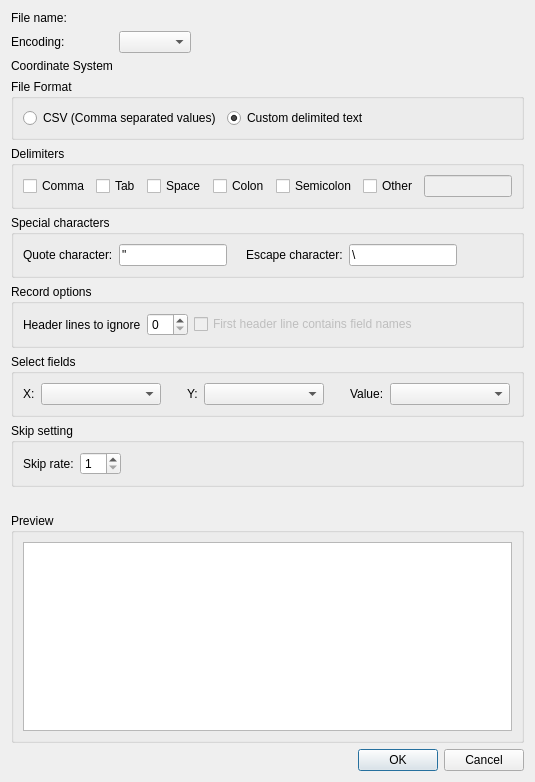
Qt form libs/geodata/pointmap/private/geodatapointmaprealtextimporter_settingdialog.ui (i-RIC/prepost-gui) before a commit.
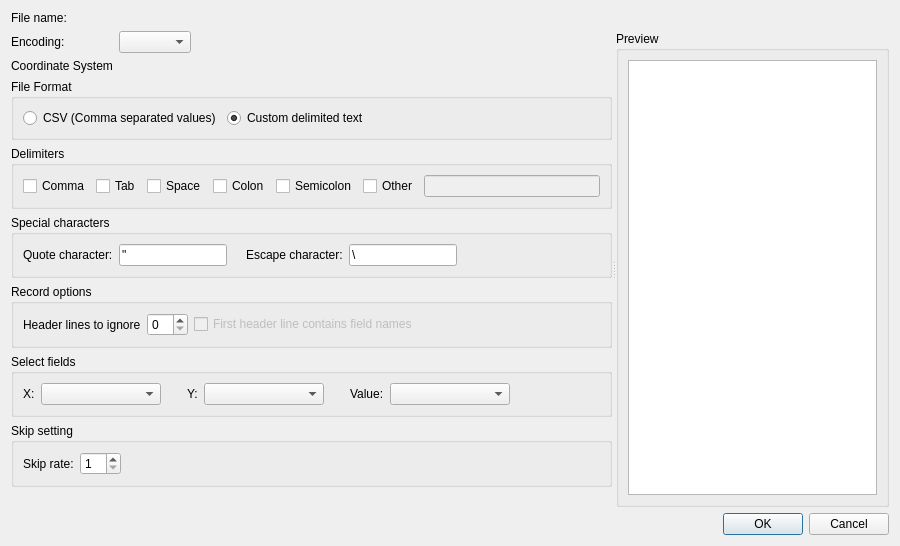
The same form after that commit. Icons and pictures are not drawn. Custom widgets are drawn as their Qt base class.

What changed in the file:
```diff
--- a/libs/geodata/pointmap/private/geodatapointmaprealtextimporter_settingdialog.ui
+++ b/libs/geodata/pointmap/private/geodatapointmaprealtextimporter_settingdialog.ui
@@ -6,38 +6,49 @@
    <rect>
     <x>0</x>
     <y>0</y>
-    <width>535</width>
-    <height>782</height>
+    <width>900</width>
+    <height>485</height>
    </rect>
   </property>
   <property name="windowTitle">
    <string>Import Setting</string>
   </property>
-  <layout class="QVBoxLayout" name="verticalLayout_2">
+  <layout class="QVBoxLayout" name="verticalLayout_3" stretch="0,1,0">
    <item>
-    <layout class="QGridLayout" name="gridLayout">
-     <item row="0" column="0">
+    <layout class="QHBoxLayout" name="horizontalLayout_7" stretch="0,1">
+     <item>
       <widget class="QLabel" name="fileNameLabel">
        <property name="text">
         <string>File name:</string>
        </property>
       </widget>
      </item>
-     <item row="0" column="1">
+     <item>
       <widget class="QLabel" name="fileNameValueLabel">
        <property name="text">
         <string/>
        </property>
       </widget>
      </item>
-     <item row="1" column="0">
+    </layout>
+   </item>
+   <item>
+    <widget class="QSplitter" name="splitter">
+     <property name="orientation">
+      <enum>Qt::Horizontal</enum>
+     </property>
+     <widget class="QWidget" name="layoutWidget">
+      <layout class="QVBoxLayout" name="verticalLayout">
+       <item>
+        <layout class="QGridLayout" name="gridLayout">
+         <item row="0" column="0">
       <widget class="QLabel" name="encodingLabel">
        <property name="text">
         <string>Encoding:</string>
        </property>
       </widget>
      </item>
-     <item row="1" column="1">
+         <item row="0" column="1">
       <layout class="QHBoxLayout" name="horizontalLayout">
        <item>
         <widget class="QComboBox" name="encodingComboBox"/>
@@ -57,14 +68,14 @@
        </item>
       </layout>
      </item>
-     <item row="2" column="0">
+         <item row="1" column="0">
       <widget class="QLabel" name="csLabel">
        <property name="text">
         <string>Coordinate System</string>
        </property>
       </widget>
      </item>
-     <item row="2" column="1">
+         <item row="1" column="1">
       <widget class="CoordinateSystemConvertWidget" name="csWidget" native="true"/>
      </item>
     </layout>
@@ -425,7 +436,7 @@
      <property name="title">
       <string>Skip setting</string>
      </property>
-     <layout class="QHBoxLayout" name="horizontalLayout_7">
+         <layout class="QHBoxLayout" name="horizontalLayout_8">
       <item>
        <widget class="QLabel" name="skipRateLabel">
         <property name="text">
@@ -460,7 +471,7 @@
         </property>
         <property name="sizeHint" stdset="0">
          <size>
-          <width>407</width>
+              <width>40</width>
           <height>20</height>
          </size>
         </property>
@@ -483,15 +494,30 @@
     </widget>
    </item>
    <item>
+        <spacer name="verticalSpacer">
+         <property name="orientation">
+          <enum>Qt::Vertical</enum>
+         </property>
+         <property name="sizeHint" stdset="0">
+          <size>
+           <width>20</width>
+           <height>40</height>
+          </size>
+         </property>
+        </spacer>
+       </item>
+      </layout>
+     </widget>
     <widget class="QGroupBox" name="previewGroupBox">
      <property name="title">
       <string>Preview</string>
      </property>
-     <layout class="QVBoxLayout" name="verticalLayout">
+      <layout class="QVBoxLayout" name="verticalLayout_2">
       <item>
        <widget class="QTableWidget" name="tableWidget"/>
       </item>
      </layout>
+     </widget>
     </widget>
    </item>
    <item>
```
Lines whose indentation alone changed are shown as unchanged.
